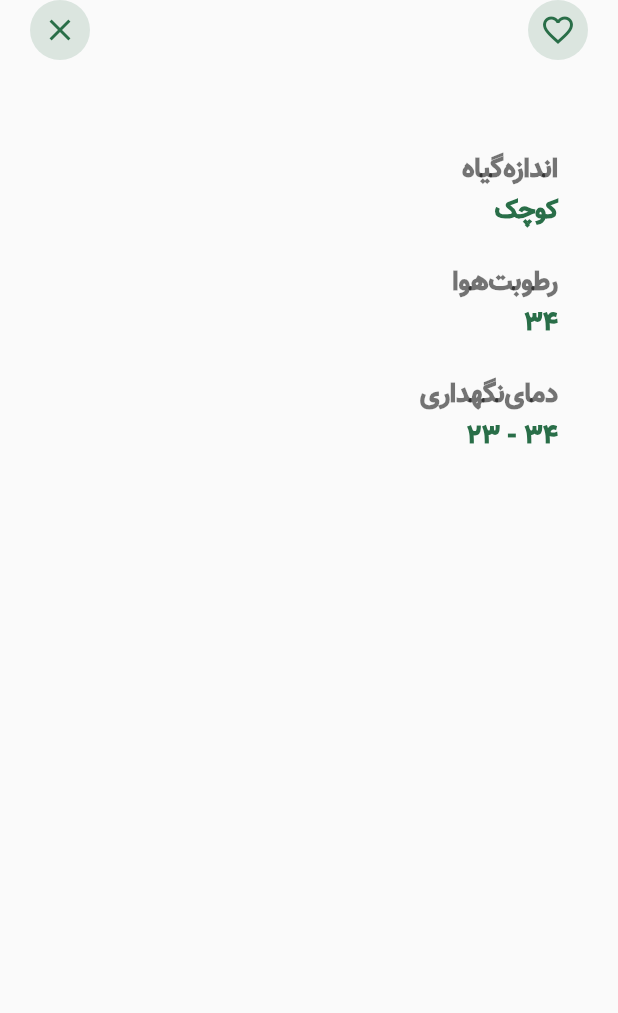
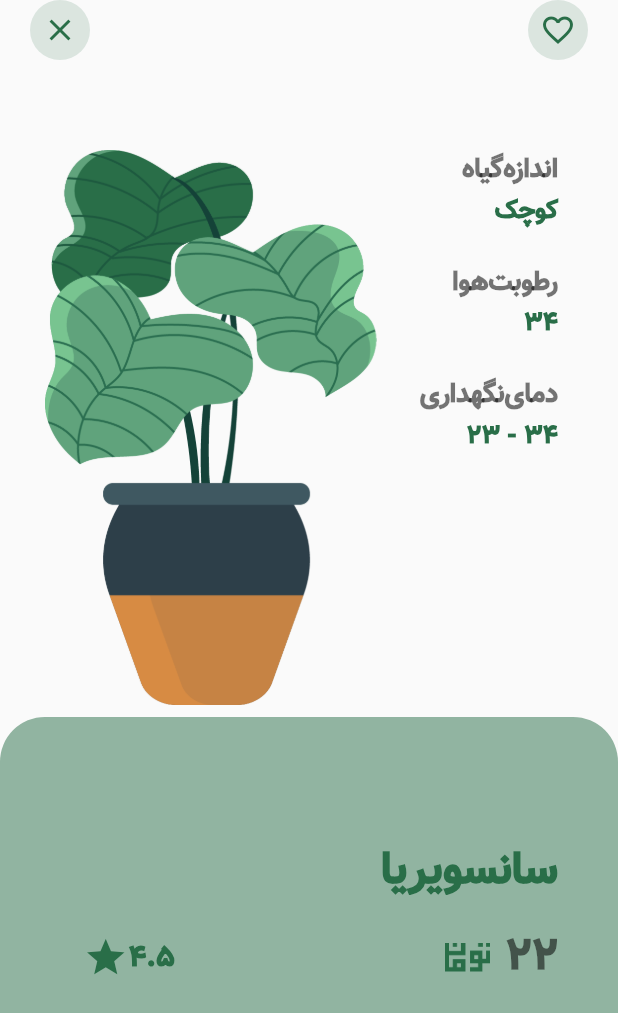
Before and after one commit to imanshbb/plant_app_ui, a Flutter app: the DetilePage screen opened directly with empty values, on a phone screen of 412 x 824 dp. Shown: the top 1013 px of the screen. Run offline on Flutter 3.47's test engine with Material 2 defaults, Android fonts, the light colour scheme and no system bars; our stand-ins replace animated_bottom_navigation_bar, page_transition.

Commit message:
test 1 fix detalepage

```diff
--- a/lib/screens/detalepage.dart
+++ b/lib/screens/detalepage.dart
@@ -63,8 +63,10 @@ class _DetilePageState extends State<DetilePage> {
             ),
             //info
             Positioned(
-              top: 100.0,
               right: 0.0,
+              left: 0.0,
+              bottom: 0.0,
+              top: 0.0,
               child: Container(
                 padding: const EdgeInsets.all(0.0),
                 width: size.width * 0.8,
@@ -72,6 +74,7 @@ class _DetilePageState extends State<DetilePage> {
                 child: Stack(
                   children: [
                     Positioned(
+                      top: 100.0,
                       right: 40.0,
                       child: Column(
                         crossAxisAlignment: CrossAxisAlignment.end,
@@ -89,6 +92,91 @@ class _DetilePageState extends State<DetilePage> {
                             info: plant[widget.id].temperature,
                           ),
                         ],
+                      ),
+                    ),
+                    //image plant
+                    Positioned(
+                      top: 100.0,
+                      left: 30.0,
+                      child: Image.asset(
+                        plant[widget.id].imageURL,
+                        height: 370.0,
+                      ),
+                    ),
+                    Positioned(
+                      bottom: 0.0,
+                      child: Container(
+                        height: size.height * 0.42,
+                        width: size.width,
+                        decoration: BoxDecoration(
+                          color: Constant.primeryColor.withOpacity(0.5),
+                          borderRadius: const BorderRadius.only(
+                            topLeft: Radius.circular(30.0),
+                            topRight: Radius.circular(30.0),
+                          ),
+                        ),
+                        child: Column(
+                          crossAxisAlignment: CrossAxisAlignment.end,
+                          children: <Widget>[
+                            Padding(
+                              padding: const EdgeInsets.only(
+                                right: 40.0,
+                                top: 80.0,
+                              ),
+                              child: Text(
+                                plant[widget.id].plantName,
+                                style: TextStyle(
+                                  fontFamily: 'Vazir',
+                                  color: Constant.primeryColor,
+                                  fontSize: 30.0,
+                                  fontWeight: FontWeight.w900,
+                                ),
+                              ),
+                            ),
+                            Padding(
+                              padding: const EdgeInsets.only(top: 10.0),
+                              child: Row(
+                                mainAxisAlignment: MainAxisAlignment.end,
+                                children: <Widget>[
+                                  Icon(
+                                    Icons.star,
+                                    size: 30.0,
+                                    color: Constant.primeryColor,
+                                  ),
+                                  Text(
+                                    plant[widget.id].rating.toString(),
+                                    style: TextStyle(
+                                      fontFamily: 'Vazir',
+                                      fontSize: 20.0,
+                                      color: Constant.primeryColor,
+                                      fontWeight: FontWeight.w900,
+                                    ),
+                                  ),
+                                  const SizedBox(width: 180.0),
+                                  Padding(
+                                    padding: const EdgeInsets.only(right: 10.0),
+                                    child: Image.asset(
+                                      'assets/images/PriceUnit-green.png',
+                                      height: 20.0,
+                                    ),
+                                  ),
+                                  Padding(
+                                    padding: const EdgeInsets.only(right: 40.0),
+                                    child: Text(
+                                      plant[widget.id].price.toString(),
+                                      style: TextStyle(
+                                        fontFamily: 'Vazir',
+                                        fontSize: 30.0,
+                                        fontWeight: FontWeight.w900,
+                                        color: Constant.blackColor,
+                                      ),
+                                    ),
+                                  ),
+                                ],
+                              ),
+                            ),
+                          ],
+                        ),
                       ),
                     ),
                   ],
```
